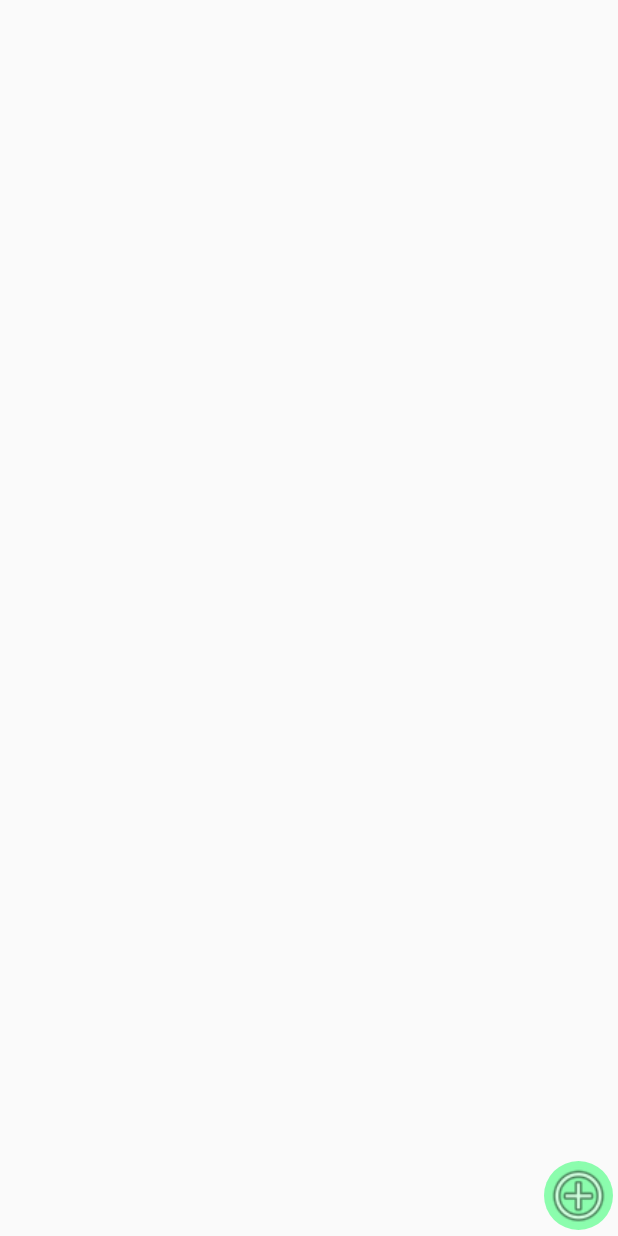
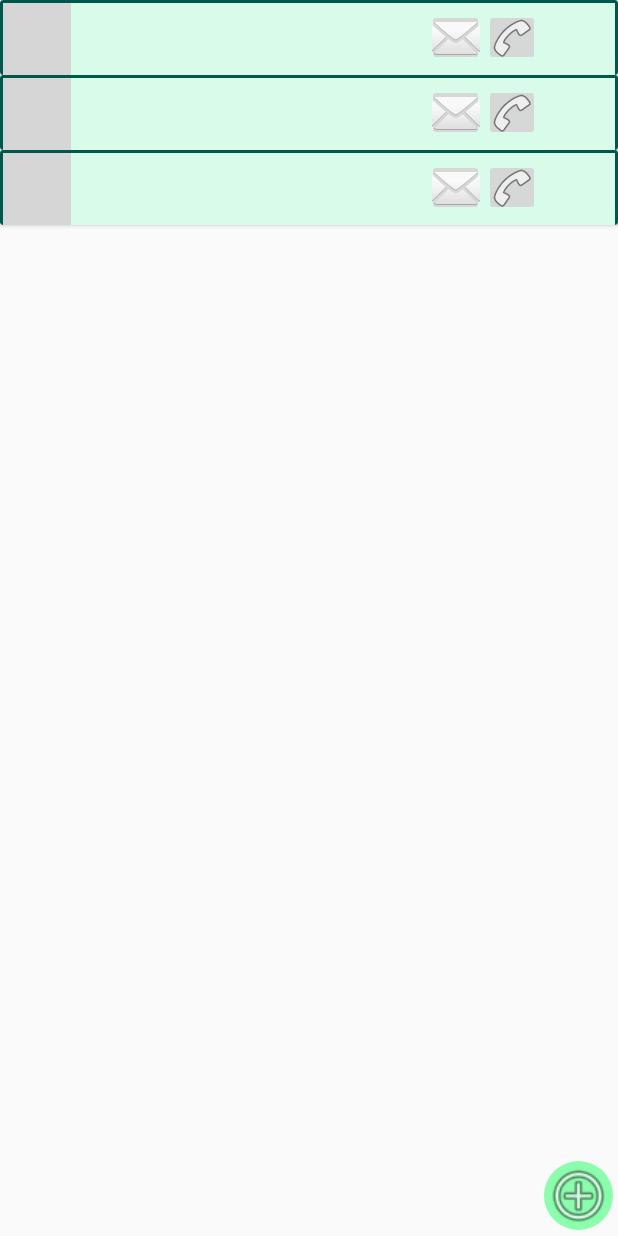
Before and after one commit to Syberam/ft_hangouts, an Android app: the layout activity_main.xml on its own in the app's theme, with its tools: preview values and no code run, on a phone screen of 412 x 824 dp. Run offline under Robolectric (Android 15) with nearby library versions, the phone set to English and light mode, and no system bars; grey boxes are pictures that could not be loaded.

Commit message:
add with form works

```diff
--- a/app/src/main/AndroidManifest.xml
+++ b/app/src/main/AndroidManifest.xml
@@ -16,7 +16,8 @@
                 <category android:name="android.intent.category.LAUNCHER" />
             </intent-filter>
         </activity>
-        <activity android:name=".ContactEdit"></activity>
+        <activity android:name=".ContactEdit" />
+        <activity android:name=".ContactDetail"></activity>
     </application>
 
 </manifest>
--- a/app/src/main/java/com/sbonnefo/ft_hangouts/ContactsPreviewAdapter.java
+++ b/app/src/main/java/com/sbonnefo/ft_hangouts/ContactsPreviewAdapter.java
@@ -17,7 +17,7 @@ public class ContactsPreviewAdapter extends RecyclerView.Adapter<PreviewViewHold
 
     @Override
     public PreviewViewHolder onCreateViewHolder(@NonNull ViewGroup viewGroup, int i) {
-        View    view = LayoutInflater.from(viewGroup.getContext()).inflate(R.layout.activity_contact_card,
+        View    view = LayoutInflater.from(viewGroup.getContext()).inflate(R.layout.recycler_view_item,
                         viewGroup, false);
         return new PreviewViewHolder(view);
     }
--- a/app/src/main/res/layout/activity_contact_card.xml
+++ b/app/src/main/res/layout/activity_contact_card.xml
@@ -20,7 +20,7 @@
         android:background="@drawable/ic_launcher_background">
 
         <ImageButton
-            android:id="@+id/imageButton3"
+            android:id="@+id/btnSave"
             android:layout_width="42dp"
             android:layout_height="match_parent"
             android:layout_alignParentStart="true"
--- a/app/src/main/res/layout/activity_main.xml
+++ b/app/src/main/res/layout/activity_main.xml
@@ -5,6 +5,18 @@
     android:layout_width="match_parent"
     android:layout_height="match_parent"
     tools:context=".MainActivity">
+
+    <android.support.v7.widget.RecyclerView
+        android:id="@+id/recyclerContacts"
+        android:layout_width="match_parent"
+        android:layout_height="match_parent"
+        android:layout_alignParentStart="true"
+        android:layout_alignParentLeft="true"
+        android:layout_alignParentTop="true"
+        android:layout_marginStart="0dp"
+        android:layout_marginLeft="0dp"
+        android:layout_marginTop="0dp"
+        tools:listitem="@layout/recycler_view_item" />
 
     <ImageButton
         android:id="@+id/btnContact"
@@ -24,16 +36,5 @@
         android:text=""
         app:srcCompat="@android:drawable/ic_menu_add" />
 
-    <android.support.v7.widget.RecyclerView
-        android:id="@+id/recyclerContacts"
-        android:layout_width="match_parent"
-        android:layout_height="match_parent"
-        android:layout_alignParentStart="true"
-        android:layout_alignParentLeft="true"
-        android:layout_alignParentTop="true"
-        android:layout_marginStart="0dp"
-        android:layout_marginLeft="0dp"
-        android:layout_marginTop="0dp" />
-
 
 </RelativeLayout>
--- /dev/null
+++ b/app/src/main/res/layout/recycler_view_item.xml
@@ -0,0 +1,78 @@
+<?xml version="1.0" encoding="utf-8"?>
+<android.support.v7.widget.CardView xmlns:android="http://schemas.android.com/apk/res/android"
+    xmlns:app="http://schemas.android.com/apk/res-auto"
+    xmlns:tools="http://schemas.android.com/tools"
+    android:layout_width="match_parent"
+    android:layout_height="50dp"
+    app:cardBackgroundColor="@color/colorPrimaryDark">
+
+  <LinearLayout
+      android:layout_width="match_parent"
+      android:layout_height="48dp"
+
+      android:layout_marginLeft="2dp"
+      android:layout_marginTop="2dp"
+      android:layout_marginRight="2dp"
+      android:layout_marginBottom="1dp"
+      android:background="@color/colorPrimary"
+      android:orientation="horizontal">
+
+
+    <ImageView
+        android:id="@+id/imgAvatar"
+        android:layout_width="45dp"
+        android:layout_height="match_parent"
+        android:contentDescription="@string/img_avatar"
+        tools:srcCompat="@tools:sample/avatars" />
+
+    <TextView
+        android:id="@+id/txtContact"
+        android:layout_width="201dp"
+        android:layout_height="match_parent"
+        android:layout_marginStart="5dp"
+        android:layout_marginLeft="5dp"
+        android:gravity="center_vertical"
+        android:scrollbars="none"
+        android:scrollHorizontally="false"
+        android:textAppearance="@style/TextAppearance.AppCompat.Medium" />
+
+
+    <RelativeLayout
+        android:layout_width="match_parent"
+        android:layout_height="match_parent">
+
+      <LinearLayout
+          android:layout_width="125dp"
+          android:layout_height="38dp"
+          android:layout_alignParentEnd="true"
+          android:layout_alignParentRight="true"
+          android:layout_marginTop="4dp"
+          android:gravity="center_vertical|center_horizontal"
+          android:orientation="horizontal"
+          android:paddingEnd="50dp"
+          android:paddingRight="50dp">
+
+        <ImageButton
+            android:id="@+id/btnSms"
+            android:layout_width="wrap_content"
+            android:layout_height="match_parent"
+            android:layout_weight="1"
+            android:contentDescription="@string/send_sms"
+            app:srcCompat="@android:drawable/ic_dialog_email" />
+
+        <ImageButton
+            android:id="@+id/btnCall"
+            android:layout_width="wrap_content"
+            android:layout_height="match_parent"
+            android:layout_weight="1"
+            android:contentDescription="@string/make_call"
+            app:srcCompat="@android:drawable/ic_menu_call" />
+
+
+      </LinearLayout>
+    </RelativeLayout>
+
+
+  </LinearLayout>
+
+</android.support.v7.widget.CardView>
--- a/app/src/main/res/values/strings.xml
+++ b/app/src/main/res/values/strings.xml
@@ -14,4 +14,8 @@
     <string name="send_sms">Send SMS</string>
     <string name="edit_contact">Edit Contact</string>
     <string name="make_call">Call</string>
+    <string name="img_avatar">Contact Picture</string>
+    <string name="delete_contact">Delete Contact</string>
+    <string name="toast_empty_field">Empty firstname, lastname or phone number</string>
+    <string name="toast_contact_save">New contact saved : %s</string>
 </resources>
--- a/app/src/main/res/values/styles.xml
+++ b/app/src/main/res/values/styles.xml
@@ -1,7 +1,7 @@
 <resources>
 
     <!-- Base application theme. -->
-    <style name="AppTheme" parent="Theme.AppCompat.Light.DarkActionBar">
+    <style name="AppTheme" parent="Theme.AppCompat.Light">
         <!-- Customize your theme here. -->
         <item name="colorPrimary">@color/colorPrimary</item>
         <item name="colorPrimaryDark">@color/colorPrimaryDark</item>
```
Also changed, not shown: app/src/main/java/com/sbonnefo/ft_hangouts/ContactDetail.java (added, +18 -0 lines), app/src/main/java/com/sbonnefo/ft_hangouts/ContactEdit.java (+50 -0 lines), app/src/main/java/com/sbonnefo/ft_hangouts/MainActivity.java (+1 -10 lines), app/src/main/java/com/sbonnefo/ft_hangouts/PreviewViewHolder.java (+19 -10 lines), app/src/main/res/layout/activity_contact_detail.xml (added, +141 -0 lines), app/src/main/res/layout/contact_preview.xml (deleted, +0 -69 lines).
